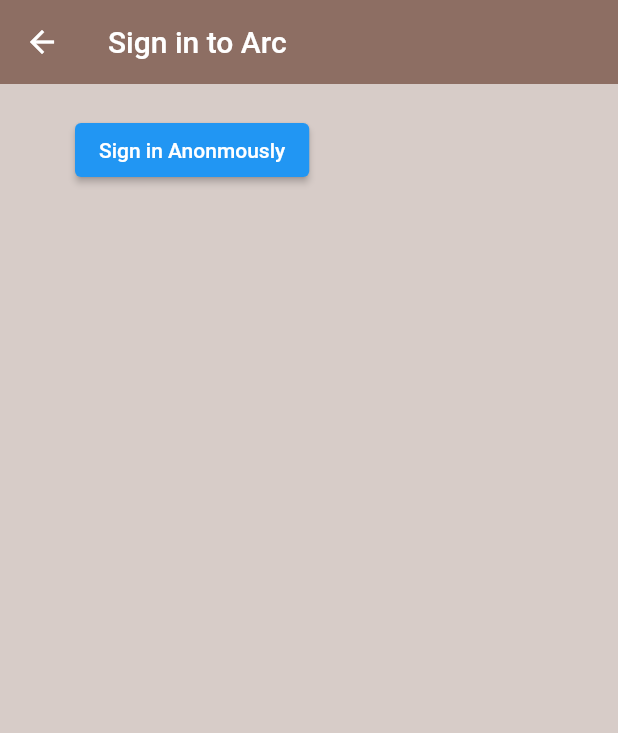
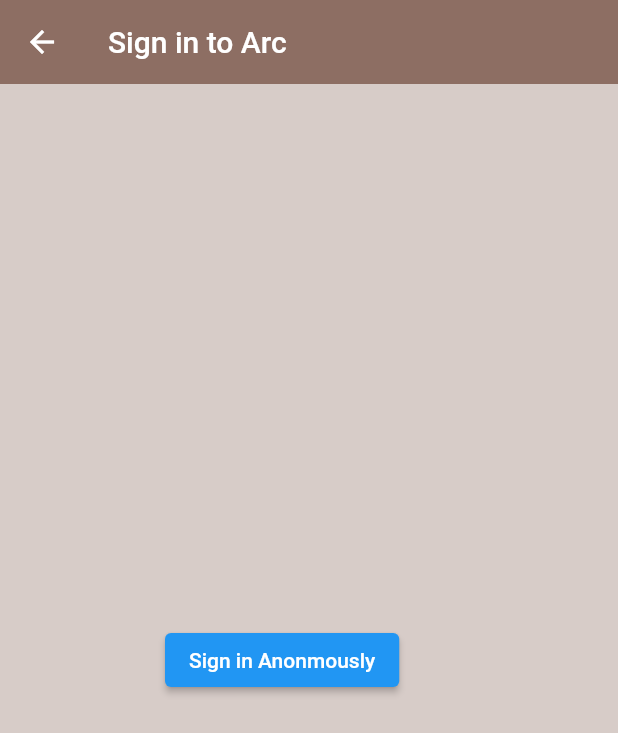
Before and after one commit to Arc-programmers/Flutter, a Flutter app: the SignIn screen opened directly, on a phone screen of 412 x 824 dp. Shown: the top 733 px of the screen. Run offline on Flutter 3.47's test engine with Material 2 defaults, Android fonts, the light colour scheme and no system bars; our stand-ins replace cloud_firestore, firebase_auth, firebase_core; accounts and stored records are empty.

Commit message:
minor fixes

```diff
--- a/ccc/lib/authenticate/sign_in.dart
+++ b/ccc/lib/authenticate/sign_in.dart
@@ -19,12 +19,16 @@
         title: const Text('Sign in to Arc'),
       ),
         body: Container(
-        padding: const EdgeInsets.symmetric(vertical: 20.0, horizontal: 50.0),
-          child: ElevatedButton(
+        padding: const EdgeInsets.symmetric(vertical: 50.0, horizontal: 110.0),
+        child: Column(
+          mainAxisAlignment: MainAxisAlignment.center,
+          children:<Widget> [ElevatedButton(
             child: const Text("Sign in Anonmously"),
             onPressed: ()async{}
           )
+    ]
     )
+        ),
     );
   }
 }
```
Also changed, not shown: ccc/lib/home/homepage.dart (+12 -0 lines), ccc/lib/tests.dart (added, +22 -0 lines), ccc/lib/firebase.json (added), 1 other file.
